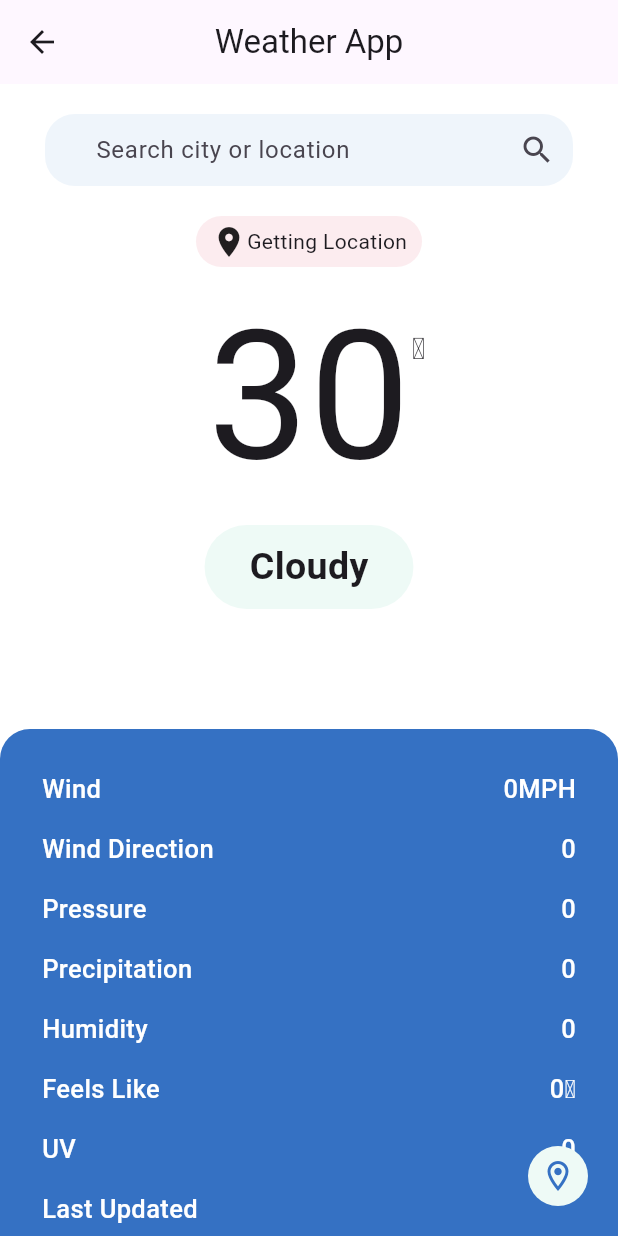
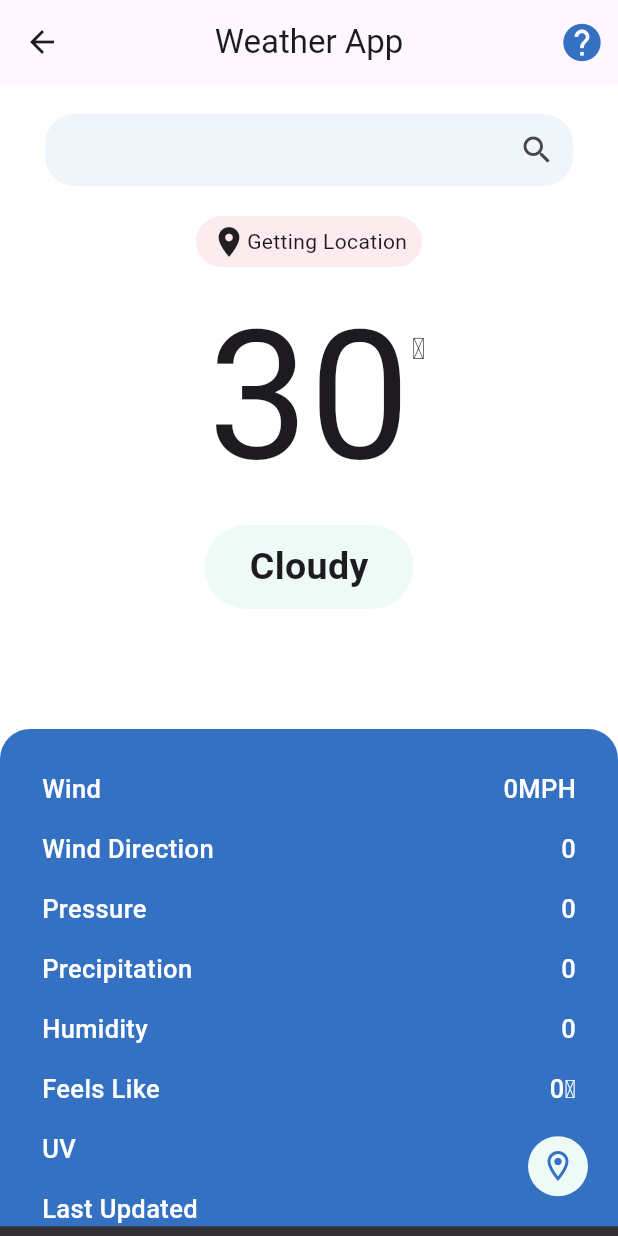
Before and after one commit to kingace2056/weather-app, a Flutter app: the HomePage screen opened directly, on a phone screen of 412 x 824 dp. Run offline on Flutter 3.47's test engine with Material 2 defaults, Android fonts, the light colour scheme and no system bars; our stand-ins replace geolocator, shared_preferences; accounts and stored records are empty.

Commit message:
app complete

```diff
--- a/lib/services/weather_services.dart
+++ b/lib/services/weather_services.dart
@@ -54,6 +54,8 @@ class WeatherServices extends ChangeNotifier {
       notifyListeners();
     } catch (e) {
       log('Woops error');
+      ScaffoldMessenger.of(context).showSnackBar(
+          SnackBar(content: Text('Sorry, Couldnt find location')));
       log(e.toString());
     }
   }
--- a/lib/view/home/homepage.dart
+++ b/lib/view/home/homepage.dart
@@ -21,6 +21,7 @@ class _HomePageState extends State<HomePage> {
   TextEditingController _locationController = TextEditingController();
   LocationServices locationServices = LocationServices();
   WeatherServices weatherServices = WeatherServices();
+  String cityName = '';
   @override
   void initState() {
     // TODO: implement initState
@@ -46,6 +47,15 @@ class _HomePageState extends State<HomePage> {
       appBar: AppBar(
         title: const Text('Weather App'),
         centerTitle: true,
+        actions: [
+          IconButton(
+              color: primColor,
+              onPressed: () => Navigator.popAndPushNamed(context, '/'),
+              icon: Icon(
+                Icons.help,
+                size: 30,
+              ))
+        ],
       ),
       backgroundColor: primWhite,
       floatingActionButton: IconButton(
@@ -71,8 +81,10 @@ class _HomePageState extends State<HomePage> {
                   SharedPreferences preferences =
                       await SharedPreferences.getInstance();
                   preferences.clear();
-                  preferences.setString('city', value);
-
+                  preferences.setString('city', _locationController.text);
+                  setState(() {
+                    cityName = preferences.getString('city').toString();
+                  });
                   await getWeather();
                 },
                 textAlign: TextAlign.left,
@@ -86,7 +98,9 @@ class _HomePageState extends State<HomePage> {
                             await SharedPreferences.getInstance();
                         preferences.clear();
                         preferences.setString('city', _locationController.text);
-
+                        setState(() {
+                          cityName = preferences.getString('city').toString();
+                        });
                         await getWeather();
                       },
                       icon: const Icon(Icons.search)),
@@ -94,7 +108,7 @@ class _HomePageState extends State<HomePage> {
                       left: 30, top: 10, bottom: 10, right: 20),
                   fillColor: labelBlue,
                   filled: true,
-                  hintText: 'Search city or location',
+                  hintText: weatherProvider.weatherModel.location!.name,
                   border: OutlineInputBorder(
                       borderRadius: BorderRadius.circular(20),
                       borderSide: BorderSide.none),
--- a/pubspec.yaml
+++ b/pubspec.yaml
@@ -62,6 +62,8 @@ flutter:
   # included with your application, so that you can use the icons in
   # the material Icons class.
   uses-material-design: true
+  assets:
+    - assets/images/
 
   # To add assets to your application, add an assets section, like this:
   # assets:
```
Also changed, not shown: lib/main.dart (+6 -3 lines), lib/view/help_screen/help_screen.dart (+78 -1 lines), assets/images/border.png (added).
